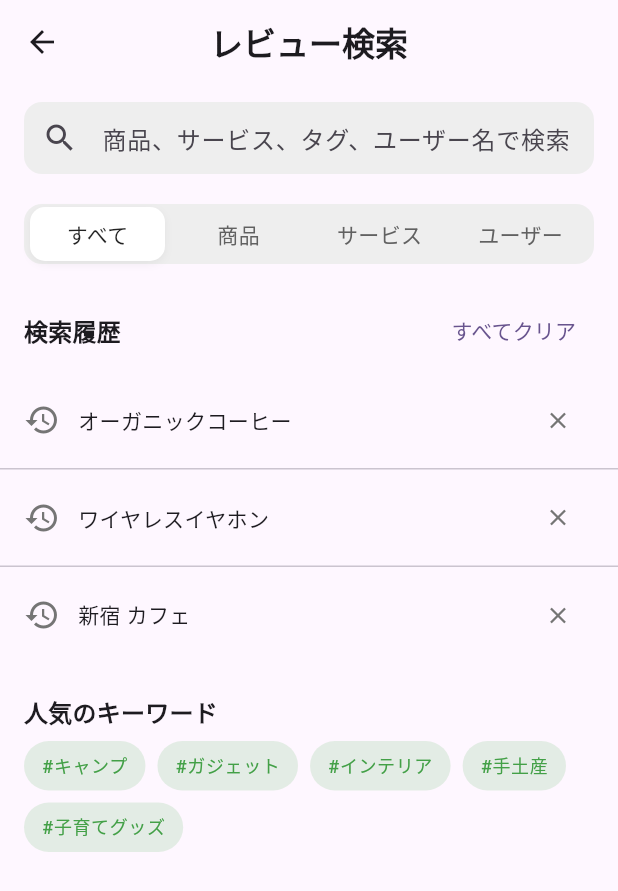
After one commit to kyo09427/favlog_app, a Flutter app: the screen it shows once a user with an empty profile is signed in, item 2 of the bottom bar chosen, on a phone screen of 412 x 824 dp. The commit adds this screen. Shown: the top 891 px of the screen. Run offline on Flutter 3.47's test engine with Material 3 defaults, Android fonts, the phone set to English and light mode, and no system bars; our stand-ins replace cached_network_image, flutter_dotenv, flutter_riverpod, image_picker, shimmer, supabase_flutter; accounts and stored records are empty.

Commit message:
feat: Implement search screen and refactor home screen UI
- Add lib/presentation/screens/search_screen.dart for dedicated search functionality.
- Refactor lib/presentation/screens/home_screen.dart:
    - Introduce _buildThumbnail for product image display.
    - Enhance _buildProductCard with improved styling and review display.
    - Move search input to a dedicated SearchScreen via BottomNavigationBar.
    - Add logout and notification icons to AppBar.
    - Update BottomNavigationBar to include navigation to SearchScreen.
- Include updates to Flutter generated files.

```diff
--- /dev/null
+++ b/lib/presentation/screens/search_screen.dart
@@ -0,0 +1,320 @@
+import 'package:flutter/material.dart';
+
+class SearchScreen extends StatefulWidget {
+  const SearchScreen({super.key});
+
+  @override
+  State<SearchScreen> createState() => _SearchScreenState();
+}
+
+class _SearchScreenState extends State<SearchScreen> {
+  final TextEditingController _searchController = TextEditingController();
+
+  // セグメントボタン用
+  final List<String> _filters = ['すべて', '商品', 'サービス', 'ユーザー'];
+  int _selectedFilterIndex = 0;
+
+  // とりあえずダミーデータ（あとで Supabase / Riverpod に接続してOK）
+  List<String> _searchHistory = [
+    'オーガニックコーヒー',
+    'ワイヤレスイヤホン',
+    '新宿 カフェ',
+  ];
+
+  final List<String> _popularKeywords = [
+    '#キャンプ',
+    '#ガジェット',
+    '#インテリア',
+    '#手土産',
+    '#子育てグッズ',
+  ];
+
+  @override
+  void dispose() {
+    _searchController.dispose();
+    super.dispose();
+  }
+
+  void _onClearAllHistory() {
+    setState(() {
+      _searchHistory.clear();
+    });
+  }
+
+  void _onRemoveHistoryItem(int index) {
+    setState(() {
+      _searchHistory.removeAt(index);
+    });
+  }
+
+  void _onTapHistoryItem(String keyword) {
+    setState(() {
+      _searchController.text = keyword;
+    });
+    // TODO: keyword で検索実行したければここで呼ぶ
+  }
+
+  void _onTapPopularKeyword(String keyword) {
+    setState(() {
+      _searchController.text = keyword.replaceFirst('#', '');
+    });
+    // TODO: keyword で検索実行したければここで呼ぶ
+  }
+
+  @override
+  Widget build(BuildContext context) {
+    final theme = Theme.of(context);
+
+    return Scaffold(
+      // HTMLの「arrow_back + 中央タイトル」に近い感じのAppBar
+      appBar: AppBar(
+        leading: IconButton(
+          icon: const Icon(Icons.arrow_back),
+          onPressed: () => Navigator.of(context).pop(),
+        ),
+        title: const Text(
+          'レビュー検索',
+          style: TextStyle(fontWeight: FontWeight.bold),
+        ),
+        centerTitle: true,
+      ),
+      body: SafeArea(
+        child: SingleChildScrollView(
+          padding: const EdgeInsets.only(bottom: 16),
+          child: Column(
+            crossAxisAlignment: CrossAxisAlignment.start,
+            children: [
+              // Search Bar
+              Padding(
+                padding:
+                    const EdgeInsets.symmetric(horizontal: 16, vertical: 12),
+                child: SizedBox(
+                  height: 48,
+                  child: TextField(
+                    controller: _searchController,
+                    decoration: InputDecoration(
+                      hintText: '商品、サービス、タグ、ユーザー名で検索',
+                      prefixIcon: const Icon(Icons.search),
+                      filled: true,
+                      fillColor: theme.brightness == Brightness.dark
+                          ? Colors.grey[850]
+                          : Colors.grey[200],
+                      border: OutlineInputBorder(
+                        borderRadius: BorderRadius.circular(12),
+                        borderSide: BorderSide.none,
+                      ),
+                      contentPadding: const EdgeInsets.symmetric(
+                        horizontal: 8,
+                        vertical: 0,
+                      ),
+                    ),
+                    onChanged: (value) {
+                      // TODO: デバウンス検索したければここで
+                    },
+                  ),
+                ),
+              ),
+
+              // Segmented Buttons（すべて / 商品 / サービス / ユーザー）
+              Padding(
+                padding:
+                    const EdgeInsets.symmetric(horizontal: 16, vertical: 8),
+                child: Container(
+                  height: 40,
+                  padding: const EdgeInsets.all(2),
+                  decoration: BoxDecoration(
+                    color: theme.brightness == Brightness.dark
+                        ? Colors.grey[850]
+                        : Colors.grey[200],
+                    borderRadius: BorderRadius.circular(12),
+                  ),
+                  child: Row(
+                    children: List.generate(_filters.length, (index) {
+                      final selected = _selectedFilterIndex == index;
+                      return Expanded(
+                        child: Padding(
+                          padding: const EdgeInsets.symmetric(horizontal: 2),
+                          child: GestureDetector(
+                            onTap: () {
+                              setState(() {
+                                _selectedFilterIndex = index;
+                              });
+                              // TODO: 絞り込み検索するならここで
+                            },
+                            child: AnimatedContainer(
+                              duration:
+                                  const Duration(milliseconds: 150),
+                              decoration: BoxDecoration(
+                                borderRadius: BorderRadius.circular(10),
+                                color: selected
+                                    ? (theme.brightness == Brightness.dark
+                                        ? Colors.grey[900]
+                                        : Colors.white)
+                                    : Colors.transparent,
+                                boxShadow: selected
+                                    ? [
+                                        BoxShadow(
+                                          color: Colors.black.withOpacity(0.05),
+                                          blurRadius: 4,
+                                          offset: const Offset(0, 2),
+                                        ),
+                                      ]
+                                    : [],
+                              ),
+                              alignment: Alignment.center,
+                              child: Text(
+                                _filters[index],
+                                maxLines: 1,
+                                overflow: TextOverflow.ellipsis,
+                                style: theme.textTheme.bodyMedium?.copyWith(
+                                  fontWeight: FontWeight.w500,
+                                  color: selected
+                                      ? (theme.brightness == Brightness.dark
+                                          ? Colors.white
+                                          : Colors.black87)
+                                      : (theme.brightness ==
+                                              Brightness.dark
+                                          ? Colors.grey[400]
+                                          : Colors.grey[700]),
+                                ),
+                              ),
+                            ),
+                          ),
+                        ),
+                      );
+                    }),
+                  ),
+                ),
+              ),
+
+              const SizedBox(height: 8),
+
+              // 検索履歴
+              Padding(
+                padding:
+                    const EdgeInsets.symmetric(horizontal: 16, vertical: 4),
+                child: Row(
+                  mainAxisAlignment: MainAxisAlignment.spaceBetween,
+                  children: [
+                    Text(
+                      '検索履歴',
+                      style: theme.textTheme.titleMedium?.copyWith(
+                        fontWeight: FontWeight.bold,
+                      ),
+                    ),
+                    if (_searchHistory.isNotEmpty)
+                      TextButton(
+                        onPressed: _onClearAllHistory,
+                        child: const Text('すべてクリア'),
+                      ),
+                  ],
+                ),
+              ),
+              if (_searchHistory.isEmpty)
+                Padding(
+                  padding:
+                      const EdgeInsets.symmetric(horizontal: 16, vertical: 4),
+                  child: Text(
+                    '検索履歴はありません',
+                    style: theme.textTheme.bodyMedium
+                        ?.copyWith(color: Colors.grey),
+                  ),
+                )
+              else
+                ListView.separated(
+                  shrinkWrap: true,
+                  physics: const NeverScrollableScrollPhysics(),
+                  itemCount: _searchHistory.length,
+                  separatorBuilder: (context, index) => const Divider(
+                    height: 1,
+                  ),
+                  itemBuilder: (context, index) {
+                    final keyword = _searchHistory[index];
+                    return InkWell(
+                      onTap: () => _onTapHistoryItem(keyword),
+                      child: Padding(
+                        padding: const EdgeInsets.symmetric(
+                          horizontal: 16,
+                          vertical: 8,
+                        ),
+                        child: Row(
+                          children: [
+                            Icon(
+                              Icons.history,
+                              color: theme.brightness == Brightness.dark
+                                  ? Colors.grey[400]
+                                  : Colors.grey[600],
+                            ),
+                            const SizedBox(width: 12),
+                            Expanded(
+                              child: Text(
+                                keyword,
+                                maxLines: 1,
+                                overflow: TextOverflow.ellipsis,
+                                style: theme.textTheme.bodyMedium,
+                              ),
+                            ),
+                            IconButton(
+                              icon: const Icon(Icons.close, size: 18),
+                              color: theme.brightness == Brightness.dark
+                                  ? Colors.grey[400]
+                                  : Colors.grey[600],
+                              onPressed: () => _onRemoveHistoryItem(index),
+                            ),
+                          ],
+                        ),
+                      ),
+                    );
+                  },
+                ),
+
+              const SizedBox(height: 16),
+
+              // 人気のキーワード
+              Padding(
+                padding:
+                    const EdgeInsets.symmetric(horizontal: 16, vertical: 4),
+                child: Text(
+                  '人気のキーワード',
+                  style: theme.textTheme.titleMedium?.copyWith(
+                    fontWeight: FontWeight.bold,
+                  ),
+                ),
+              ),
+              Padding(
+                padding:
+                    const EdgeInsets.symmetric(horizontal: 16, vertical: 4),
+                child: Wrap(
+                  spacing: 8,
+                  runSpacing: 8,
+                  children: _popularKeywords.map((keyword) {
+                    return GestureDetector(
+                      onTap: () => _onTapPopularKeyword(keyword),
+                      child: Container(
+                        padding: const EdgeInsets.symmetric(
+                          horizontal: 12,
+                          vertical: 8,
+                        ),
+                        decoration: BoxDecoration(
+                          borderRadius: BorderRadius.circular(999),
+                          color: Colors.green.withOpacity(0.15),
+                        ),
+                        child: Text(
+                          keyword,
+                          style: theme.textTheme.bodySmall?.copyWith(
+                            fontWeight: FontWeight.w500,
+                            color: Colors.green[600],
+                          ),
+                        ),
+                      ),
+                    );
+                  }).toList(),
+                ),
+              ),
+            ],
+          ),
+        ),
+      ),
+    );
+  }
+}
```
Also changed, not shown: lib/presentation/screens/home_screen.dart (+232 -104 lines).
